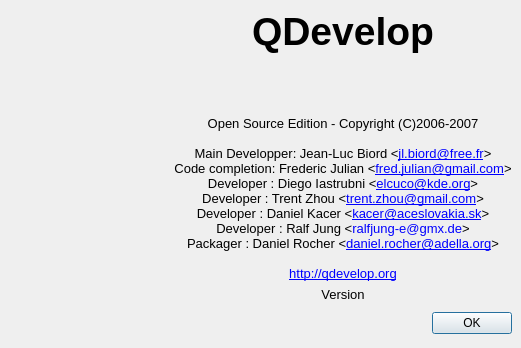
google-code-export/qdevelop, file ui/about.ui: the form before one commit.
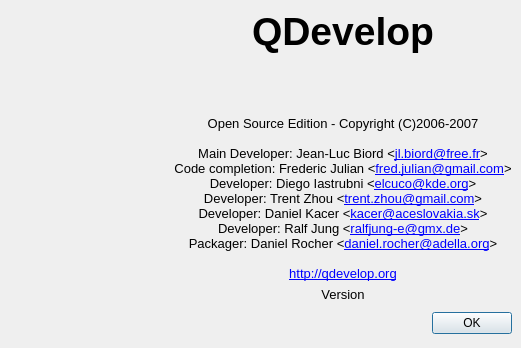
The form after the commit. Icons and pictures are not drawn.

Commit message: - about box: added link to my e-mail, corrected one more typo

```diff
--- a/ui/about.ui
+++ b/ui/about.ui
@@ -132,15 +132,15 @@
          <property name="text" >
           <string>&lt;html>&lt;head>&lt;meta name="qrichtext" content="1" />&lt;title>QDevelop&lt;/title>&lt;style type="text/css">
 p, li { white-space: pre-wrap; }
-&lt;/style>&lt;/head>&lt;body style=" font-family:'MS Shell Dlg 2'; font-size:8.25pt; font-weight:400; font-style:normal; text-decoration:none;">
-&lt;p style=" margin-top:0px; margin-bottom:0px; margin-left:0px; margin-right:0px; -qt-block-indent:0; text-indent:0px; font-size:8pt;">&lt;span style=" font-size:10pt;">Open Source Edition - Copyright (C)2006-2007&lt;/span>&lt;/p>
-&lt;p style="-qt-paragraph-type:empty; margin-top:0px; margin-bottom:0px; margin-left:0px; margin-right:0px; -qt-block-indent:0; text-indent:0px; font-size:10pt;">&lt;/p>
-&lt;p style=" margin-top:0px; margin-bottom:0px; margin-left:0px; margin-right:0px; -qt-block-indent:0; text-indent:0px; font-size:10pt; color:#000000;">Main Developper: Jean-Luc Biord &amp;lt;&lt;a href="mailto:jl.biord@free.fr">&lt;span style=" text-decoration: underline; color:#0000ff;">jl.biord@free.fr&lt;/span>&lt;/a>&amp;gt;&lt;/p>
-&lt;p style=" margin-top:0px; margin-bottom:0px; margin-left:0px; margin-right:0px; -qt-block-indent:0; text-indent:0px; font-size:10pt; color:#000000;">Code completion: Frederic Julian &amp;lt;&lt;a href="mailto:fred.julian@gmail.com">&lt;span style=" text-decoration: underline; color:#0000ff;">fred.julian@gmail.com&lt;/span>&lt;/a>&amp;gt;&lt;/p>
-&lt;p style=" margin-top:0px; margin-bottom:0px; margin-left:0px; margin-right:0px; -qt-block-indent:0; text-indent:0px; font-size:10pt;">&lt;span style=" color:#000000;">Developer : Diego Iastrubni &lt;/span>&amp;lt;&lt;a href="mailto:elcuco@kde.org">&lt;span style=" text-decoration: underline; color:#0000ff;">elcuco@kde.org&lt;/span>&lt;/a>&lt;span style=" color:#000000;">&amp;gt;&lt;/span>&lt;/p>
-&lt;p style=" margin-top:0px; margin-bottom:0px; margin-left:0px; margin-right:0px; -qt-block-indent:0; text-indent:0px; font-size:10pt;">&lt;span style=" color:#000000;">Developer : Trent Zhou &lt;/span>&amp;lt;&lt;a href="mailto:trent.zhou@gmail.com">&lt;span style=" text-decoration: underline; color:#0000ff;">trent.zhou@gmail.com&lt;/span>&lt;/a>&amp;gt;&lt;br />&lt;span style=" color:#000000;">Developer : Daniel Kacer &lt;/span>&amp;lt;&lt;a href="mailto:kacer@aceslovakia.sk">&lt;span style=" text-decoration: underline; color:#0000ff;">kacer@aceslovakia.sk&lt;/span>&lt;/a>&amp;gt;&lt;/p>
-&lt;p style=" margin-top:0px; margin-bottom:0px; margin-left:0px; margin-right:0px; -qt-block-indent:0; text-indent:0px; font-size:10pt;">Developer : Ralf Jung &amp;lt;&lt;span style=" color:#0000ff;">ralfjung-e@gmx.de&lt;/span>&amp;gt;&lt;br />&lt;span style=" color:#000000;">Packager : Daniel Rocher &lt;/span>&amp;lt;&lt;a href="mailto:daniel.rocher@adella.org">&lt;span style=" text-decoration: underline; color:#0000ff;">daniel.rocher@adella.org&lt;/span>&lt;/a>&amp;gt;&lt;br />&lt;/p>
-&lt;p style=" margin-top:0px; margin-bottom:0px; margin-left:0px; margin-right:0px; -qt-block-indent:0; text-indent:0px; font-size:10pt;">&lt;a href="http://qdevelop.org">&lt;span style=" text-decoration: underline; color:#0000ff;">http://qdevelop.org&lt;/span>&lt;/a>&lt;/p>&lt;/body>&lt;/html></string>
+&lt;/style>&lt;/head>&lt;body style=" font-family:'Sans Serif'; font-size:9pt; font-weight:400; font-style:normal; text-decoration:none;">
+&lt;p style=" margin-top:0px; margin-bottom:0px; margin-left:0px; margin-right:0px; -qt-block-indent:0; text-indent:0px; font-family:'MS Shell Dlg 2'; font-size:8pt;">&lt;span style=" font-size:10pt;">Open Source Edition - Copyright (C)2006-2007&lt;/span>&lt;/p>
+&lt;p style="-qt-paragraph-type:empty; margin-top:0px; margin-bottom:0px; margin-left:0px; margin-right:0px; -qt-block-indent:0; text-indent:0px; font-family:'MS Shell Dlg 2'; font-size:10pt;">&lt;/p>
+&lt;p style=" margin-top:0px; margin-bottom:0px; margin-left:0px; margin-right:0px; -qt-block-indent:0; text-indent:0px; font-family:'MS Shell Dlg 2'; font-size:10pt; color:#000000;">Main Developer: Jean-Luc Biord &amp;lt;&lt;a href="mailto:jl.biord@free.fr">&lt;span style=" text-decoration: underline; color:#0000ff;">jl.biord@free.fr&lt;/span>&lt;/a>&amp;gt;&lt;/p>
+&lt;p style=" margin-top:0px; margin-bottom:0px; margin-left:0px; margin-right:0px; -qt-block-indent:0; text-indent:0px; font-family:'MS Shell Dlg 2'; font-size:10pt; color:#000000;">Code completion: Frederic Julian &amp;lt;&lt;a href="mailto:fred.julian@gmail.com">&lt;span style=" text-decoration: underline; color:#0000ff;">fred.julian@gmail.com&lt;/span>&lt;/a>&amp;gt;&lt;/p>
+&lt;p style=" margin-top:0px; margin-bottom:0px; margin-left:0px; margin-right:0px; -qt-block-indent:0; text-indent:0px; font-family:'MS Shell Dlg 2'; font-size:10pt;">&lt;span style=" color:#000000;">Developer: Diego Iastrubni &lt;/span>&amp;lt;&lt;a href="mailto:elcuco@kde.org">&lt;span style=" text-decoration: underline; color:#0000ff;">elcuco@kde.org&lt;/span>&lt;/a>&lt;span style=" color:#000000;">&amp;gt;&lt;/span>&lt;/p>
+&lt;p style=" margin-top:0px; margin-bottom:0px; margin-left:0px; margin-right:0px; -qt-block-indent:0; text-indent:0px; font-family:'MS Shell Dlg 2'; font-size:10pt;">&lt;span style=" color:#000000;">Developer: Trent Zhou &lt;/span>&amp;lt;&lt;a href="mailto:trent.zhou@gmail.com">&lt;span style=" text-decoration: underline; color:#0000ff;">trent.zhou@gmail.com&lt;/span>&lt;/a>&amp;gt;&lt;br />&lt;span style=" color:#000000;">Developer: Daniel Kacer &lt;/span>&amp;lt;&lt;a href="mailto:kacer@aceslovakia.sk">&lt;span style=" text-decoration: underline; color:#0000ff;">kacer@aceslovakia.sk&lt;/span>&lt;/a>&amp;gt;&lt;/p>
+&lt;p style=" margin-top:0px; margin-bottom:0px; margin-left:0px; margin-right:0px; -qt-block-indent:0; text-indent:0px; font-family:'MS Shell Dlg 2'; font-size:10pt;">Developer: Ralf Jung &amp;lt;&lt;a href="mailto:ralfjung-e@gmx.de">&lt;span style=" text-decoration: underline; color:#0000ff;">ralfjung-e@gmx.de&lt;/span>&lt;/a>&amp;gt;&lt;br />&lt;span style=" color:#000000;">Packager: Daniel Rocher &lt;/span>&amp;lt;&lt;a href="mailto:daniel.rocher@adella.org">&lt;span style=" text-decoration: underline; color:#0000ff;">daniel.rocher@adella.org&lt;/span>&lt;/a>&amp;gt;&lt;br />&lt;/p>
+&lt;p style=" margin-top:0px; margin-bottom:0px; margin-left:0px; margin-right:0px; -qt-block-indent:0; text-indent:0px; font-family:'MS Shell Dlg 2'; font-size:10pt;">&lt;a href="http://qdevelop.org">&lt;span style=" text-decoration: underline; color:#0000ff;">http://qdevelop.org&lt;/span>&lt;/a>&lt;/p>&lt;/body>&lt;/html></string>
          </property>
          <property name="alignment" >
           <set>Qt::AlignCenter</set>
```
